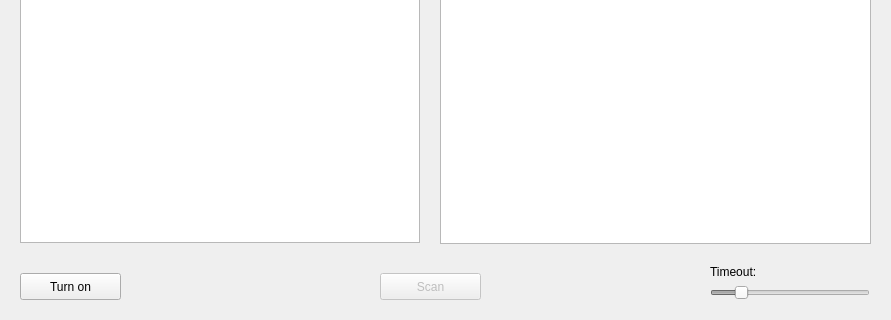
First picture: the form in viewer/viewer.ui, repository pawelmoll/scannerAPI, before the edit; both pictures show x 0 to 891 and y 307 to 627 of the 891 by 627 pixel window.
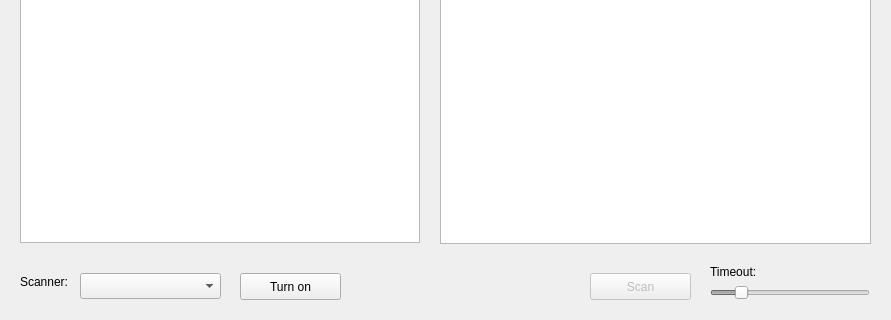
Second picture: the form after the edit.

Commit message:
API: Multi-scanner version
Extend the API to drive number of scanners concurrently. All tools
modified to match new features.

The edit to the form file:
```diff
--- a/viewer/viewer.ui
+++ b/viewer/viewer.ui
@@ -17,7 +17,7 @@
    <widget class="QPushButton" name="onOffButton">
     <property name="geometry">
      <rect>
-      <x>20</x>
+      <x>240</x>
       <y>580</y>
       <width>101</width>
       <height>27</height>
@@ -42,7 +42,7 @@
     </property>
     <property name="geometry">
      <rect>
-      <x>380</x>
+      <x>590</x>
       <y>580</y>
       <width>101</width>
       <height>27</height>
@@ -123,6 +123,29 @@
      <string/>
     </property>
    </widget>
+   <widget class="QComboBox" name="scannersList">
+    <property name="geometry">
+     <rect>
+      <x>80</x>
+      <y>580</y>
+      <width>141</width>
+      <height>26</height>
+     </rect>
+    </property>
+   </widget>
+   <widget class="QLabel" name="label">
+    <property name="geometry">
+     <rect>
+      <x>20</x>
+      <y>580</y>
+      <width>57</width>
+      <height>18</height>
+     </rect>
+    </property>
+    <property name="text">
+     <string>Scanner:</string>
+    </property>
+   </widget>
   </widget>
  </widget>
  <layoutdefault spacing="6" margin="11"/>
```
The commit also changes 14 other files.
